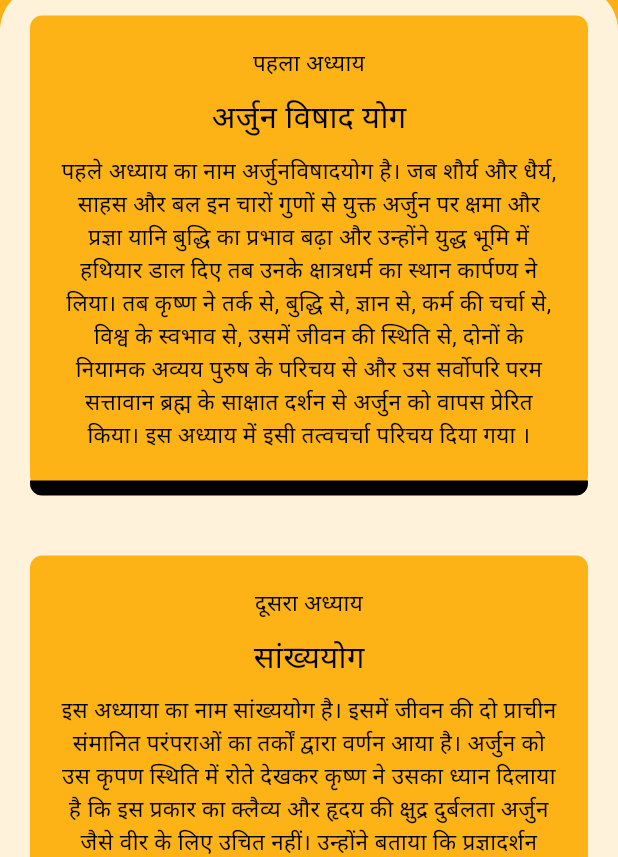
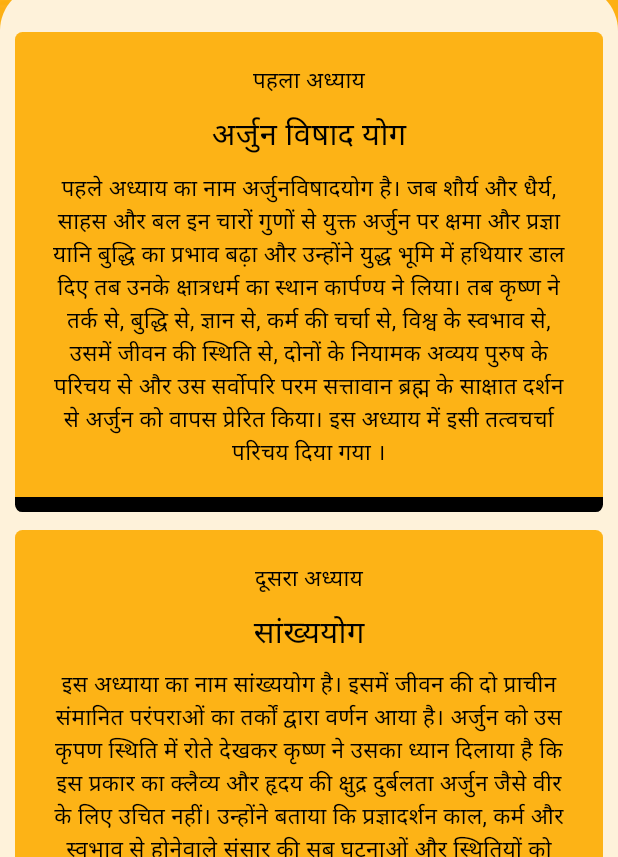
Before and after one commit to MauryaAayush/bhagvad_geeta, a Flutter app: the Saar screen opened by its route, on a phone screen of 412 x 824 dp, the part 379-1236 px from its top. Run offline on Flutter 3.47's test engine with Material 3 defaults, Android fonts, the phone set to English and light mode, and no system bars.

Commit message:
Radhey Radhey

```diff
--- a/lib/Views/geeta saar.dart
+++ b/lib/Views/geeta saar.dart
@@ -1,5 +1,4 @@
 import 'package:flutter/material.dart';
-
 import '../utils/List.dart';
 
 class Saar extends StatefulWidget {
@@ -16,13 +15,13 @@ class _SaarState extends State<Saar> {
     double width = MediaQuery.of(context).size.width;
 
     return Scaffold(
-      backgroundColor: Color(0xFFFDE3B2),
+      backgroundColor: const Color(0xFFFDE3B2),
       body: Stack(
         children: [
           Container(
             height: height * 0.6,
             width: width,
-            decoration: BoxDecoration(
+            decoration: const BoxDecoration(
                 image: DecorationImage(
               image: AssetImage('assets/images/appBG.png'),
               fit: BoxFit.cover,
@@ -34,7 +33,6 @@ class _SaarState extends State<Saar> {
               width: width,
               // color: Colors.blue,
               child: Column(
-                // mainAxisAlignment: MainAxisAlignment.s,
                 children: [
                   Container(
                     margin: EdgeInsets.fromLTRB(0, height * 0.085, 0, 0),
@@ -47,7 +45,8 @@ class _SaarState extends State<Saar> {
                     ),
                   ),
                   Container(
-                    // height: height * 0.6,
+                    margin: EdgeInsets.fromLTRB(0, 0, 0, 100),
+                    padding: EdgeInsets.fromLTRB(10, 25, 10, 10),
                     width: width,
                     decoration: BoxDecoration(
                       color: Color(0xFFFEF2DA),
@@ -77,12 +76,12 @@ class _SaarState extends State<Saar> {
 
     return Container(
         padding: EdgeInsets.all(20),
-        margin: EdgeInsets.all(20),
+        margin: EdgeInsets.symmetric(vertical: 6),
         // height: height * 0.5,
         width: double.infinity,
         decoration: BoxDecoration(
             color: Color(0xFFFDB316),
-            borderRadius: BorderRadius.all(Radius.circular(8)),
+            borderRadius: BorderRadius.all(Radius.circular(5)),
             border: Border(bottom: BorderSide(width: 10))),
         child: Column(
           children: [
--- a/lib/main.dart
+++ b/lib/main.dart
@@ -6,6 +6,7 @@ import 'Views/geeta aarti.dart';
 import 'Views/geeta mahatmy.dart';
 import 'Views/geeta saar.dart';
 import 'Views/mainscreen.dart';
+import 'Views/splashscreen.dart';
 
 void main() {
   SystemChrome.setSystemUIOverlayStyle(
@@ -25,9 +26,10 @@ class MyApp extends StatelessWidget {
       theme: ThemeData(
         useMaterial3: true,
       ),
-     initialRoute: '/final',
+     initialRoute: '/splash',
       routes: {
         '/' : (context) => const MainScreen(),
+        '/splash' : (context) => const Splashscreen(),
         '/first' : (context) => const Bhagvad_geeta(),
         '/second' : (context) => const Saar(),
         '/third' : (context) => const Mahatmai(),
```
Also changed, not shown: lib/Views/bhagvad geeta.dart (+13 -15 lines), lib/Views/geeta mahatmy.dart (+8 -61 lines), lib/Views/splashscreen.dart (+40 -0 lines), assets/images/splash_img.png.
